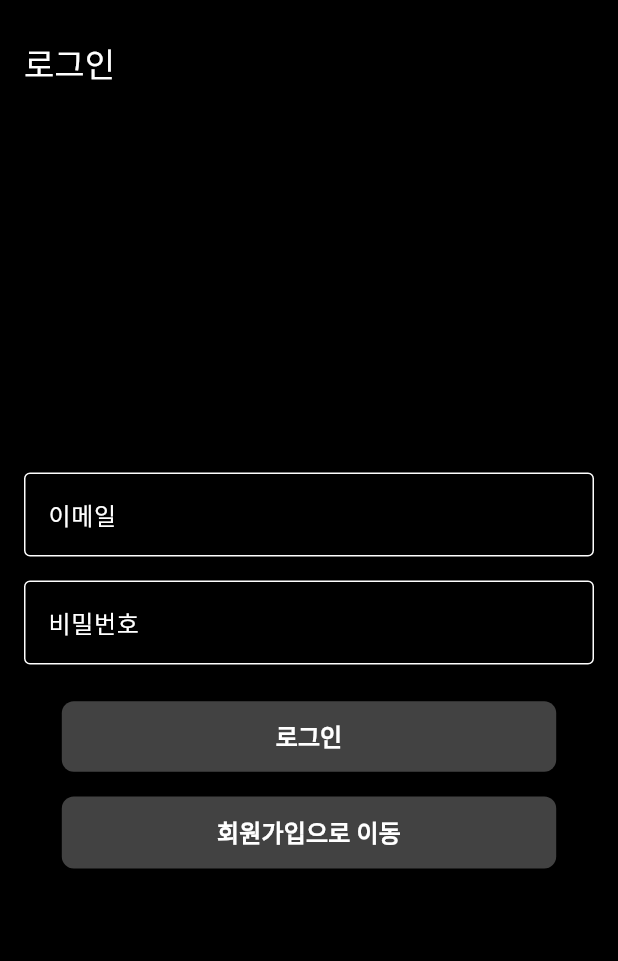
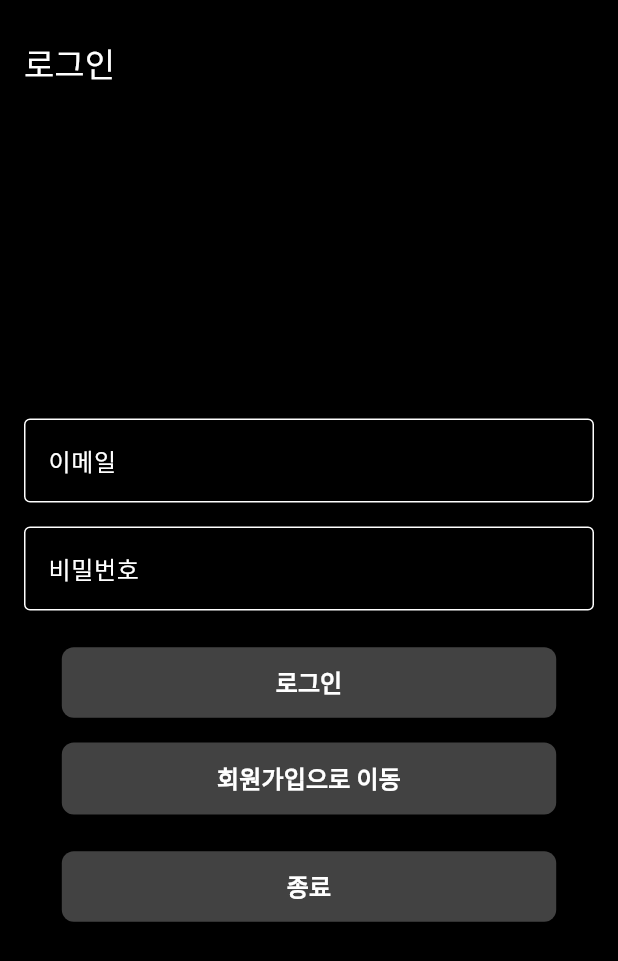
Before and after one commit to kanade012/ActiveWorks, a Flutter app: the screen it shows after launch, on a phone screen of 412 x 824 dp. Shown: the top 961 px of the screen. Run offline on Flutter 3.47's test engine with Material 3 defaults, Android fonts, the phone set to English and light mode, and no system bars; our stand-ins replace cloud_firestore, firebase_core, shared_preferences; missing offline and left inert: window_manager; accounts and stored records are empty; statements that could not run were skipped.

Commit message:
[feat] 앱 종료 기능 추가

```diff
--- a/lib/page/login_page.dart
+++ b/lib/page/login_page.dart
@@ -1,5 +1,6 @@
 import 'package:flutter/material.dart';
 import '../services/auth_service.dart';
+import 'package:window_manager/window_manager.dart';
 
 class AuthPage extends StatefulWidget {
   @override
@@ -96,6 +97,11 @@ class _AuthPageState extends State<AuthPage> {
                         text: _isLogin ? '회원가입으로 이동' : '로그인으로 이동',
                         onPressed: _toggleAuthMode,
                       ),
+                      SizedBox(height: 24),
+                      _buildButton(
+                        text: '종료',
+                        onPressed: _exitApp,
+                      ),
                     ],
                   ),
           ],
@@ -140,6 +146,10 @@ class _AuthPageState extends State<AuthPage> {
     });
   }
 
+  void _exitApp() async {
+    await windowManager.destroy();
+  }
+
   Future<void> _handleSubmit() async {
     setState(() {
       _isLoading = true;
```
